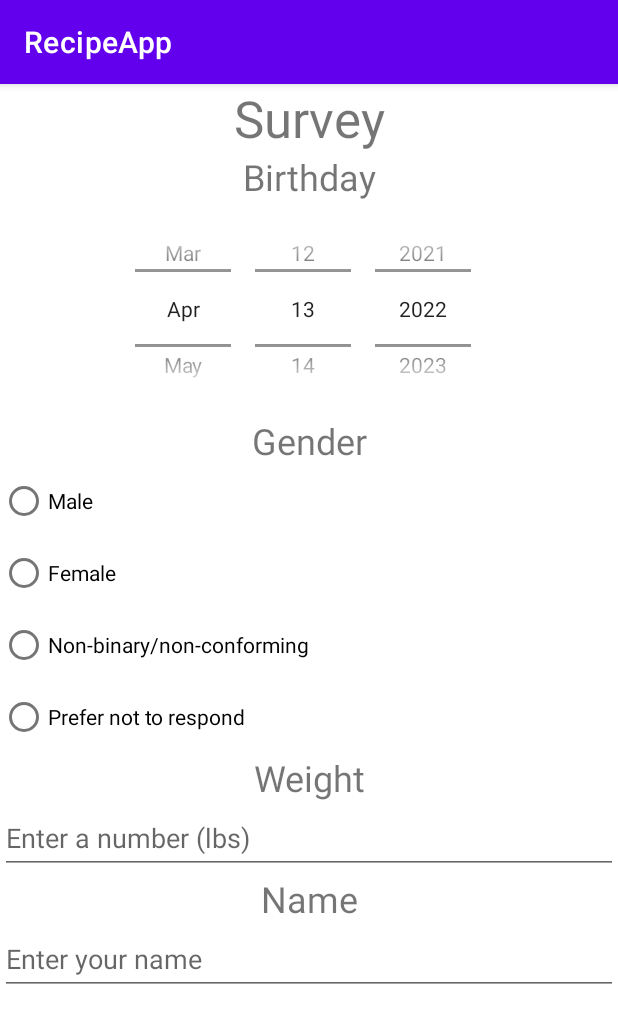
After one commit to SAVAFG/RecipeApp, an Android app: the SurveyActivity screen opened directly, with no data from a screen before it, on a phone screen of 412 x 824 dp. The commit adds this screen. Shown: the top 1023 px of the screen. Run offline under Robolectric (Android 15) with nearby library versions, the phone set to English and light mode, and no system bars; Roboto replaces fonts that are not available here.

Commit message:
saaya push 1

```diff
--- /dev/null
+++ b/app/src/main/java/com/example/recipeapp/SurveyActivity.java
@@ -0,0 +1,14 @@
+package com.example.recipeapp;
+
+import androidx.appcompat.app.AppCompatActivity;
+
+import android.os.Bundle;
+
+public class SurveyActivity extends AppCompatActivity {
+
+    @Override
+    protected void onCreate(Bundle savedInstanceState) {
+        super.onCreate(savedInstanceState);
+        setContentView(R.layout.survey);
+    }
+}
--- a/app/src/main/res/layout/survey.xml
+++ b/app/src/main/res/layout/survey.xml
@@ -113,7 +113,7 @@
             android:layout_width="match_parent"
             android:layout_height="wrap_content"
             android:ems="10"
-            android:hint="Enter your name"
+            android:hint="@string/EnterNameHint"
             android:inputType="textPersonName"
             android:minHeight="48dp" />
 
--- a/app/src/main/res/values/strings.xml
+++ b/app/src/main/res/values/strings.xml
@@ -24,6 +24,7 @@
     <string name="birthdayLabelStr">Birthday</string>
     <string name="UserName">Name</string>
     <string name="enterNameHint">Enter your name</string>
+    <string name="EnterNameHint">Enter your name</string>
 
     <string-array name="recipenamesexample">
         <item>recipe1</item>
```
